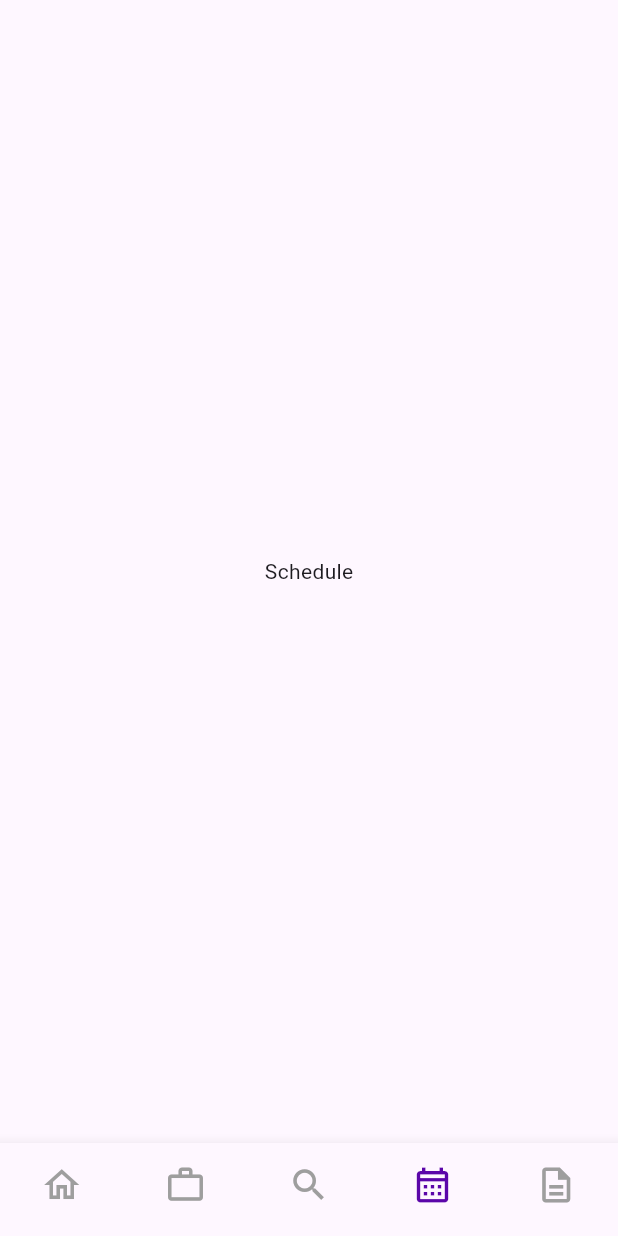
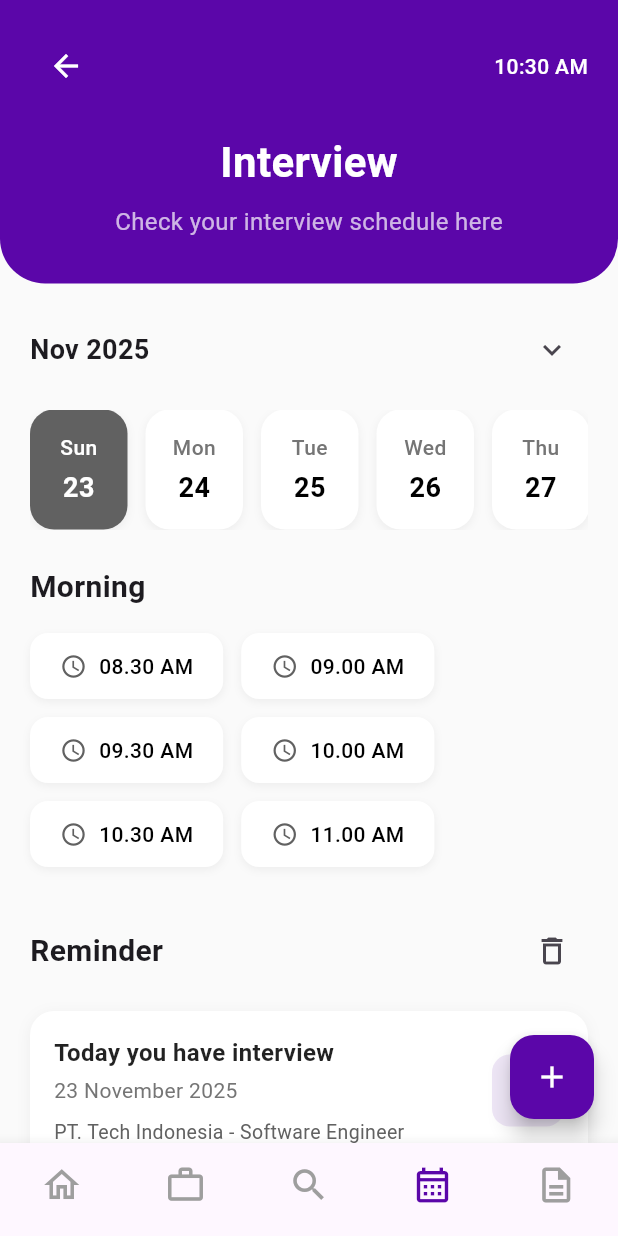
Before and after one commit to seviadwiyanti1309/project1, a Flutter app: the screen it shows after launch, item 4 of the bottom bar chosen, on a phone screen of 412 x 824 dp. Run offline on Flutter 3.47's test engine with Material 3 defaults, Android fonts, the phone set to English and light mode, and no system bars.

Commit message:
page interview

```diff
--- /dev/null
+++ b/lib/interview_page.dart
@@ -0,0 +1,516 @@
+import 'package:flutter/material.dart';
+import 'package:intl/intl.dart';
+
+class InterviewPage extends StatefulWidget {
+  const InterviewPage({super.key});
+
+  @override
+  State<InterviewPage> createState() => _InterviewPageState();
+}
+
+class _InterviewPageState extends State<InterviewPage> {
+  // Selected date
+  DateTime selectedDate = DateTime.now();
+
+  // Selected time slot
+  String? selectedTimeSlot;
+
+  // Sample interview data
+  List<Map<String, dynamic>> interviews = [
+    {
+      'title': 'Today you have interview',
+      'date': DateTime.now(),
+      'time': '09.00 AM',
+      'company': 'PT. Tech Indonesia',
+      'position': 'Software Engineer',
+    },
+  ];
+
+  // Available time slots
+  final List<String> morningSlots = [
+    '08.30 AM',
+    '09.00 AM',
+    '09.30 AM',
+    '10.00 AM',
+    '10.30 AM',
+    '11.00 AM',
+  ];
+
+  // Get dates for the week
+  List<DateTime> getWeekDates() {
+    DateTime now = DateTime.now();
+    return List.generate(5, (index) => now.add(Duration(days: index)));
+  }
+
+  @override
+  Widget build(BuildContext context) {
+    return Scaffold(
+      backgroundColor: Colors.grey.shade50,
+      body: SafeArea(
+        child: Column(
+          children: [
+            // Purple Header
+            Container(
+              padding: const EdgeInsets.fromLTRB(20, 20, 20, 30),
+              decoration: const BoxDecoration(
+                color: Color(0xFF5B06A9),
+                borderRadius: BorderRadius.vertical(
+                  bottom: Radius.circular(30),
+                ),
+              ),
+              child: Column(
+                children: [
+                  // Back button and time
+                  Row(
+                    mainAxisAlignment: MainAxisAlignment.spaceBetween,
+                    children: [
+                      IconButton(
+                        icon: const Icon(Icons.arrow_back, color: Colors.white),
+                        onPressed: () => Navigator.pop(context),
+                      ),
+                      Text(
+                        TimeOfDay.now().format(context),
+                        style: const TextStyle(
+                          color: Colors.white,
+                          fontSize: 14,
+                          fontWeight: FontWeight.w500,
+                        ),
+                      ),
+                    ],
+                  ),
+                  const SizedBox(height: 20),
+                  // Title
+                  const Text(
+                    'Interview',
+                    style: TextStyle(
+                      color: Colors.white,
+                      fontSize: 28,
+                      fontWeight: FontWeight.bold,
+                    ),
+                  ),
+                  const SizedBox(height: 8),
+                  const Text(
+                    'Check your interview schedule here',
+                    style: TextStyle(
+                      color: Colors.white70,
+                      fontSize: 16,
+                    ),
+                  ),
+                ],
+              ),
+            ),
+
+            Expanded(
+              child: SingleChildScrollView(
+                padding: const EdgeInsets.all(20),
+                child: Column(
+                  crossAxisAlignment: CrossAxisAlignment.start,
+                  children: [
+                    // Month selector
+                    Row(
+                      mainAxisAlignment: MainAxisAlignment.spaceBetween,
+                      children: [
+                        Text(
+                          DateFormat('MMM yyyy').format(selectedDate),
+                          style: const TextStyle(
+                            fontSize: 18,
+                            fontWeight: FontWeight.bold,
+                          ),
+                        ),
+                        IconButton(
+                          icon: const Icon(Icons.keyboard_arrow_down),
+                          onPressed: () {
+                            _showMonthPicker();
+                          },
+                        ),
+                      ],
+                    ),
+
+                    const SizedBox(height: 16),
+
+                    // Date selector
+                    SizedBox(
+                      height: 80,
+                      child: ListView.separated(
+                        scrollDirection: Axis.horizontal,
+                        itemCount: getWeekDates().length,
+                        separatorBuilder: (context, index) => const SizedBox(width: 12),
+                        itemBuilder: (context, index) {
+                          final date = getWeekDates()[index];
+                          final isSelected = DateFormat('yyyy-MM-dd').format(date) ==
+                              DateFormat('yyyy-MM-dd').format(selectedDate);
+                          return _buildDateCard(date, isSelected);
+                        },
+                      ),
+                    ),
+
+                    const SizedBox(height: 24),
+
+                    // Morning section
+                    const Text(
+                      'Morning',
+                      style: TextStyle(
+                        fontSize: 20,
+                        fontWeight: FontWeight.bold,
+                      ),
+                    ),
+
+                    const SizedBox(height: 16),
+
+                    // Time slots grid
+                    Wrap(
+                      spacing: 12,
+                      runSpacing: 12,
+                      children: morningSlots.map((time) {
+                        final isSelected = selectedTimeSlot == time;
+                        return _buildTimeSlot(time, isSelected);
+                      }).toList(),
+                    ),
+
+                    const SizedBox(height: 32),
+
+                    // Reminder section
+                    Row(
+                      mainAxisAlignment: MainAxisAlignment.spaceBetween,
+                      children: [
+                        const Text(
+                          'Reminder',
+                          style: TextStyle(
+                            fontSize: 20,
+                            fontWeight: FontWeight.bold,
+                          ),
+                        ),
+                        IconButton(
+                          icon: const Icon(Icons.delete_outline),
+                          onPressed: () {
+                            _showDeleteConfirmation();
+                          },
+                        ),
+                      ],
+                    ),
+
+                    const SizedBox(height: 16),
+
+                    // Interview reminder cards
+                    ...interviews.map((interview) => _buildReminderCard(interview)),
+                  ],
+                ),
+              ),
+            ),
+          ],
+        ),
+      ),
+      floatingActionButton: FloatingActionButton(
+        onPressed: () {
+          _showAddInterviewDialog();
+        },
+        backgroundColor: const Color(0xFF5B06A9),
+        child: const Icon(Icons.add, color: Colors.white),
+      ),
+    );
+  }
+
+  // Date card widget
+  Widget _buildDateCard(DateTime date, bool isSelected) {
+    return GestureDetector(
+      onTap: () {
+        setState(() {
+          selectedDate = date;
+        });
+      },
+      child: Container(
+        width: 65,
+        padding: const EdgeInsets.symmetric(vertical: 12),
+        decoration: BoxDecoration(
+          color: isSelected ? Colors.grey.shade700 : Colors.white,
+          borderRadius: BorderRadius.circular(16),
+          boxShadow: [
+            BoxShadow(
+              color: Colors.black.withOpacity(0.05),
+              blurRadius: 4,
+              offset: const Offset(0, 2),
+            ),
+          ],
+        ),
+        child: Column(
+          mainAxisAlignment: MainAxisAlignment.center,
+          children: [
+            Text(
+              DateFormat('E').format(date),
+              style: TextStyle(
+                color: isSelected ? Colors.white : Colors.grey.shade600,
+                fontSize: 14,
+                fontWeight: FontWeight.w500,
+              ),
+            ),
+            const SizedBox(height: 4),
+            Text(
+              DateFormat('d').format(date),
+              style: TextStyle(
+                color: isSelected ? Colors.white : Colors.black,
+                fontSize: 18,
+                fontWeight: FontWeight.bold,
+              ),
+            ),
+          ],
+        ),
+      ),
+    );
+  }
+
+  // Time slot widget
+  Widget _buildTimeSlot(String time, bool isSelected) {
+    return GestureDetector(
+      onTap: () {
+        setState(() {
+          selectedTimeSlot = time;
+        });
+        ScaffoldMessenger.of(context).showSnackBar(
+          SnackBar(
+            content: Text('Selected time: $time'),
+            duration: const Duration(seconds: 1),
+            backgroundColor: const Color(0xFF5B06A9),
+          ),
+        );
+      },
+      child: Container(
+        padding: const EdgeInsets.symmetric(horizontal: 20, vertical: 12),
+        decoration: BoxDecoration(
+          color: isSelected ? Colors.grey.shade700 : Colors.white,
+          borderRadius: BorderRadius.circular(12),
+          boxShadow: [
+            BoxShadow(
+              color: Colors.black.withOpacity(0.05),
+              blurRadius: 4,
+              offset: const Offset(0, 2),
+            ),
+          ],
+        ),
+        child: Row(
+          mainAxisSize: MainAxisSize.min,
+          children: [
+            Icon(
+              Icons.access_time,
+              size: 18,
+              color: isSelected ? Colors.white : Colors.grey.shade700,
+            ),
+            const SizedBox(width: 8),
+            Text(
+              time,
+              style: TextStyle(
+                color: isSelected ? Colors.white : Colors.black,
+                fontSize: 14,
+                fontWeight: FontWeight.w500,
+              ),
+            ),
+          ],
+        ),
+      ),
+    );
+  }
+
+  // Reminder card widget
+  Widget _buildReminderCard(Map<String, dynamic> interview) {
+    return Container(
+      margin: const EdgeInsets.only(bottom: 12),
+      padding: const EdgeInsets.all(16),
+      decoration: BoxDecoration(
+        color: Colors.white,
+        borderRadius: BorderRadius.circular(16),
+        boxShadow: [
+          BoxShadow(
+            color: Colors.black.withOpacity(0.05),
+            blurRadius: 8,
+            offset: const Offset(0, 2),
+          ),
+        ],
+      ),
+      child: Row(
+        children: [
+          Expanded(
+            child: Column(
+              crossAxisAlignment: CrossAxisAlignment.start,
+              children: [
+                Text(
+                  interview['title'],
+                  style: const TextStyle(
+                    fontSize: 16,
+                    fontWeight: FontWeight.bold,
+                    color: Colors.black87,
+                  ),
+                ),
+                const SizedBox(height: 4),
+                Text(
+                  DateFormat('d MMMM yyyy').format(interview['date']),
+                  style: TextStyle(
+                    fontSize: 14,
+                    color: Colors.grey.shade600,
+                  ),
+                ),
+                if (interview['company'] != null) ...[
+                  const SizedBox(height: 8),
+                  Text(
+                    '${interview['company']} - ${interview['position']}',
+                    style: TextStyle(
+                      fontSize: 13,
+                      color: Colors.grey.shade700,
+                    ),
+                  ),
+                ],
+              ],
+            ),
+          ),
+          Container(
+            padding: const EdgeInsets.all(12),
+            decoration: BoxDecoration(
+              color: const Color(0xFF5B06A9).withOpacity(0.1),
+              borderRadius: BorderRadius.circular(12),
+            ),
+            child: const Icon(
+              Icons.notifications_active,
+              color: Color(0xFF5B06A9),
+              size: 24,
+            ),
+          ),
+        ],
+      ),
+    );
+  }
+
+  // Show month picker
+  void _showMonthPicker() {
+    showDatePicker(
+      context: context,
+      initialDate: selectedDate,
+      firstDate: DateTime(2023),
+      lastDate: DateTime(2025),
+      builder: (context, child) {
+        return Theme(
+          data: Theme.of(context).copyWith(
+            colorScheme: const ColorScheme.light(
+              primary: Color(0xFF5B06A9),
+            ),
+          ),
+          child: child!,
+        );
+      },
+    ).then((date) {
+      if (date != null) {
+        setState(() {
+          selectedDate = date;
+        });
+      }
+    });
+  }
+
+  // Show add interview dialog
+  void _showAddInterviewDialog() {
+    final titleController = TextEditingController();
+    final companyController = TextEditingController();
+    final positionController = TextEditingController();
+
+    showDialog(
+      context: context,
+      builder: (context) => AlertDialog(
+        title: const Text('Add Interview'),
+        content: SingleChildScrollView(
+          child: Column(
+            mainAxisSize: MainAxisSize.min,
+            children: [
+              TextField(
+                controller: titleController,
+                decoration: const InputDecoration(
+                  labelText: 'Title',
+                  border: OutlineInputBorder(),
+                ),
+              ),
+              const SizedBox(height: 12),
+              TextField(
+                controller: companyController,
+                decoration: const InputDecoration(
+                  labelText: 'Company',
+                  border: OutlineInputBorder(),
+                ),
+              ),
+              const SizedBox(height: 12),
+              TextField(
+                controller: positionController,
+                decoration: const InputDecoration(
+                  labelText: 'Position',
+                  border: OutlineInputBorder(),
+                ),
+              ),
+            ],
+          ),
+        ),
+        actions: [
+          TextButton(
+            onPressed: () => Navigator.pop(context),
+            child: const Text('Cancel'),
+          ),
+          ElevatedButton(
+            onPressed: () {
+              if (titleController.text.isNotEmpty) {
+                setState(() {
+                  interviews.add({
+                    'title': titleController.text,
+                    'date': selectedDate,
+                    'time': selectedTimeSlot ?? '09.00 AM',
+                    'company': companyController.text,
+                    'position': positionController.text,
+                  });
+                });
+                Navigator.pop(context);
+                ScaffoldMessenger.of(context).showSnackBar(
+                  const SnackBar(
+                    content: Text('Interview added successfully!'),
+                    backgroundColor: Color(0xFF5B06A9),
+                  ),
+                );
+              }
+            },
+            style: ElevatedButton.styleFrom(
+              backgroundColor: const Color(0xFF5B06A9),
+            ),
+            child: const Text('Add', style: TextStyle(color: Colors.white)),
+          ),
+        ],
+      ),
+    );
+  }
+
+  // Show delete confirmation
+  void _showDeleteConfirmation() {
+    showDialog(
+      context: context,
+      builder: (context) => AlertDialog(
+        title: const Text('Delete All Reminders'),
+        content: const Text('Are you sure you want to delete all interview reminders?'),
+        actions: [
+          TextButton(
+            onPressed: () => Navigator.pop(context),
+            child: const Text('Cancel'),
+          ),
+          ElevatedButton(
+            onPressed: () {
+              setState(() {
+                interviews.clear();
+              });
+              Navigator.pop(context);
+              ScaffoldMessenger.of(context).showSnackBar(
+                const SnackBar(
+                  content: Text('All reminders deleted'),
+                  backgroundColor: Colors.red,
+                ),
+              );
+            },
+            style: ElevatedButton.styleFrom(
+              backgroundColor: Colors.red,
+            ),
+            child: const Text('Delete', style: TextStyle(color: Colors.white)),
+          ),
+        ],
+      ),
+    );
+  }
+}
--- a/lib/main.dart
+++ b/lib/main.dart
@@ -1,4 +1,5 @@
 import 'package:flutter/material.dart';
+import 'interview_page.dart';
 import 'job_page.dart';
 import 'home_page.dart';
 
@@ -38,7 +39,7 @@ class _MainLayoutState extends State<MainLayout> {
     HomePage(),
     JobPage(),     // nanti bisa ganti page lain
     Center(child: Text("Search")),
-    Center(child: Text("Schedule")),
+    InterviewPage(),
     Center(child: Text("Documents")),
   ];
 
--- a/pubspec.yaml
+++ b/pubspec.yaml
@@ -30,6 +30,7 @@ environment:
 dependencies:
   flutter:
     sdk: flutter
+  intl: ^0.18.1
 
   # The following adds the Cupertino Icons font to your application.
   # Use with the CupertinoIcons class for iOS style icons.
```
Also changed, not shown: pubspec.lock.
